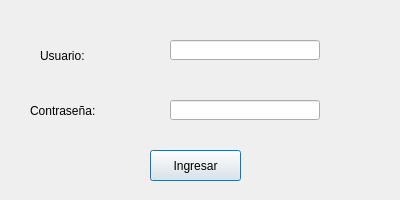
MarianaGG3/entregable_final_SaraPalacio_MarianaGiraldo, file login.ui: the form before one commit.
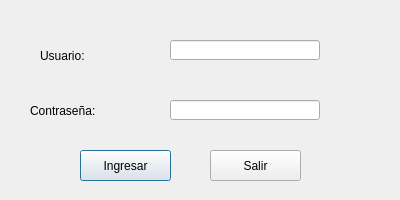
The form after the commit.

Patch:
```diff
--- a/login.ui
+++ b/login.ui
@@ -65,7 +65,7 @@
   <widget class="QPushButton" name="ingresar">
    <property name="geometry">
     <rect>
-     <x>150</x>
+     <x>80</x>
      <y>150</y>
      <width>91</width>
      <height>31</height>
@@ -75,6 +75,19 @@
     <string>Ingresar</string>
    </property>
   </widget>
+  <widget class="QPushButton" name="salir">
+   <property name="geometry">
+    <rect>
+     <x>210</x>
+     <y>150</y>
+     <width>91</width>
+     <height>31</height>
+    </rect>
+   </property>
+   <property name="text">
+    <string>Salir</string>
+   </property>
+  </widget>
  </widget>
  <resources/>
  <connections/>
```
